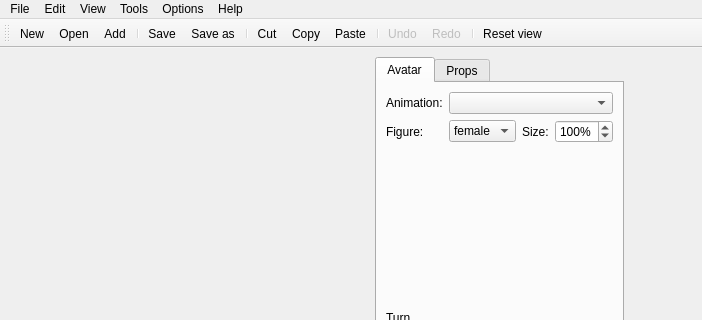
Qt form src/pinglymotionwindow.ui (pingledingle-tech/PinglyMotion) before a commit; both pictures show x 0 to 702 and y 0 to 320 of the 702 by 818 pixel window.
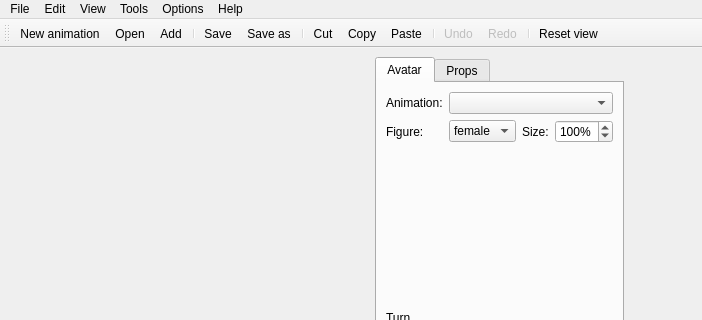
The same form after that commit. Icons and pictures are not drawn. Custom widgets are drawn as their Qt base class.

Diff of the .ui file:
```diff
--- a/src/pinglymotionwindow.ui
+++ b/src/pinglymotionwindow.ui
@@ -1411,7 +1411,7 @@
      <normaloff>:/icons/icons/filenew.png</normaloff>:/icons/icons/filenew.png</iconset>
    </property>
    <property name="text">
-    <string>New</string>
+    <string>New animation</string>
    </property>
    <property name="shortcut">
     <string>Ctrl+N</string>
```
Left out of the diff: 15 changed lines with no effect on the pictures.
